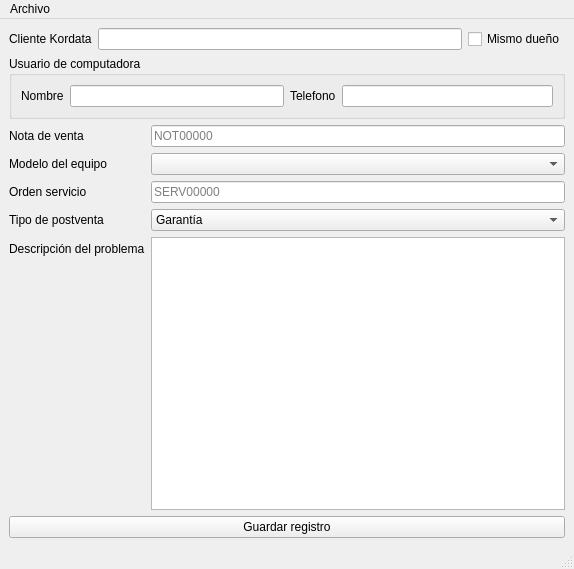
Before: the Qt Designer form ui/aftersalesui.ui in gabod22/Pixel-after-sell-reporter, drawn with Qt 5.
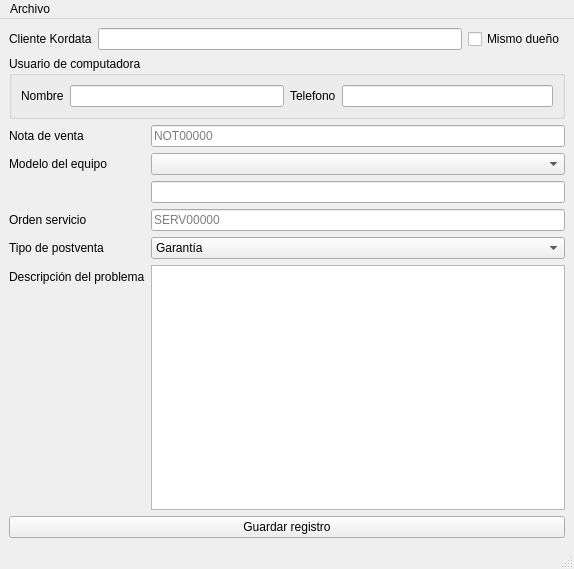
After: the same form once the commit is applied.

```diff
--- a/ui/aftersalesui.ui
+++ b/ui/aftersalesui.ui
@@ -100,28 +100,28 @@
         </property>
        </widget>
       </item>
-      <item row="2" column="0">
+      <item row="3" column="0">
        <widget class="QLabel" name="label_6">
         <property name="text">
          <string>Orden servicio</string>
         </property>
        </widget>
       </item>
-      <item row="2" column="1">
+      <item row="3" column="1">
        <widget class="QLineEdit" name="TxtOS">
         <property name="placeholderText">
          <string>SERV00000</string>
         </property>
        </widget>
       </item>
-      <item row="3" column="0">
+      <item row="4" column="0">
        <widget class="QLabel" name="label_7">
         <property name="text">
          <string>Tipo de postventa</string>
         </property>
        </widget>
       </item>
-      <item row="3" column="1">
+      <item row="4" column="1">
        <widget class="QComboBox" name="CbxType">
         <item>
          <property name="text">
@@ -145,19 +145,22 @@
         </item>
        </widget>
       </item>
-      <item row="4" column="0">
+      <item row="5" column="0">
        <widget class="QLabel" name="label_8">
         <property name="text">
          <string>Descripción del problema</string>
         </property>
        </widget>
       </item>
-      <item row="4" column="1">
+      <item row="5" column="1">
        <widget class="QPlainTextEdit" name="TxtProblem"/>
       </item>
       <item row="1" column="1">
        <widget class="QComboBox" name="CbxModel"/>
       </item>
+      <item row="2" column="1">
+       <widget class="QLineEdit" name="TxtModel"/>
+      </item>
      </layout>
     </item>
     <item>
```
